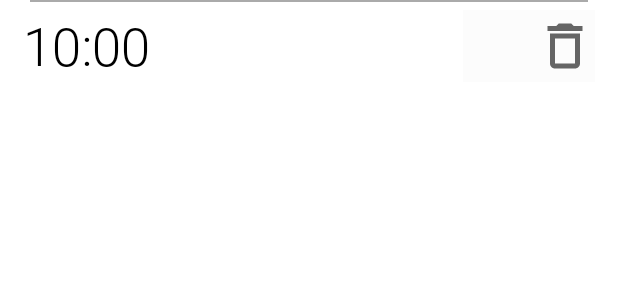
After one commit to stefanpascu/WaterDrinkingReminder, an Android app: the layout row_alarm.xml on its own in the app's theme, with its tools: preview values and no code run, on a phone screen of 412 x 824 dp. The commit adds this screen. Shown: the top 300 px of the screen. Run offline under Robolectric (Android 15) with nearby library versions, the phone set to English and light mode, and no system bars.

Commit message:
Add alarm with notification
Add:
- set alarm
- cancel alarm

```diff
--- a/app/build.gradle
+++ b/app/build.gradle
@@ -22,6 +22,11 @@ android {
             proguardFiles getDefaultProguardFile('proguard-android-optimize.txt'), 'proguard-rules.pro'
         }
     }
+
+    buildFeatures {
+        viewBinding true
+    }
+
     compileOptions {
         sourceCompatibility JavaVersion.VERSION_1_8
         targetCompatibility JavaVersion.VERSION_1_8
--- a/app/src/main/AndroidManifest.xml
+++ b/app/src/main/AndroidManifest.xml
@@ -9,6 +9,9 @@
         android:roundIcon="@mipmap/ic_launcher_round"
         android:supportsRtl="true"
         android:theme="@style/Theme.WaterDrinkingReminder">
+        <activity
+            android:name=".DestinationActivity"
+            android:exported="false" />
         <activity
             android:name=".SwitchCup"
             android:exported="false" />
--- /dev/null
+++ b/app/src/main/res/drawable/ic_baseline_delete_outline_24.xml
@@ -0,0 +1,10 @@
+<vector xmlns:android="http://schemas.android.com/apk/res/android"
+    android:width="40dp"
+    android:height="40dp"
+    android:viewportWidth="24"
+    android:viewportHeight="24"
+    android:tint="?attr/colorControlNormal">
+  <path
+      android:fillColor="@android:color/black"
+      android:pathData="M6,19c0,1.1 0.9,2 2,2h8c1.1,0 2,-0.9 2,-2L18,7L6,7v12zM8,9h8v10L8,19L8,9zM15.5,4l-1,-1h-5l-1,1L5,4v2h14L19,4z"/>
+</vector>
--- /dev/null
+++ b/app/src/main/res/layout/row_alarm.xml
@@ -0,0 +1,48 @@
+<?xml version="1.0" encoding="utf-8"?>
+<RelativeLayout xmlns:android="http://schemas.android.com/apk/res/android"
+    android:layout_width="match_parent"
+    android:layout_height="match_parent">
+
+    <RelativeLayout
+        android:layout_width="wrap_content"
+        android:layout_height="wrap_content"
+        android:background="@drawable/input">
+
+        <View
+            android:id="@+id/divider"
+            android:layout_width="wrap_content"
+            android:layout_marginHorizontal="20dp"
+            android:layout_height="1dp"
+            android:background="@android:color/darker_gray" />
+
+        <TextView
+            android:id="@+id/time"
+            android:layout_width="wrap_content"
+            android:layout_height="wrap_content"
+            android:layout_alignParentStart="true"
+            android:layout_marginTop="5dp"
+            android:layout_marginBottom="5dp"
+            android:layout_marginStart="15dp"
+            android:layout_below="@+id/divider"
+            android:text="10:00"
+            android:textSize="35sp"
+            android:textColor="@color/black"
+            android:fontFamily="@font/roboto_light" />
+
+        <android.widget.Button
+            android:id="@+id/deleteBtn"
+            android:layout_width="wrap_content"
+            android:layout_height="wrap_content"
+            android:layout_alignParentEnd="true"
+            android:layout_below="@+id/divider"
+            android:layout_marginTop="5dp"
+            android:layout_marginBottom="5dp"
+            android:layout_marginEnd="15dp"
+            android:background="@color/cardview_shadow_end_color"
+            android:drawableEnd="@drawable/ic_baseline_delete_outline_24"/>
+
+
+    </RelativeLayout>
+
+
+</RelativeLayout>
```
Also changed, not shown: app/src/main/java/com/example/waterdrinkingreminder/DestinationActivity.java (added, +15 -0 lines), app/src/main/java/com/example/waterdrinkingreminder/HomeFragment.java (+125 -21 lines), app/src/main/java/com/example/waterdrinkingreminder/MyNotificationPublisher.java (+24 -14 lines), app/src/main/res/layout/activity_destination.xml (added, +9 -0 lines), app/src/main/res/layout/fragment_home.xml (+10 -1 lines).
